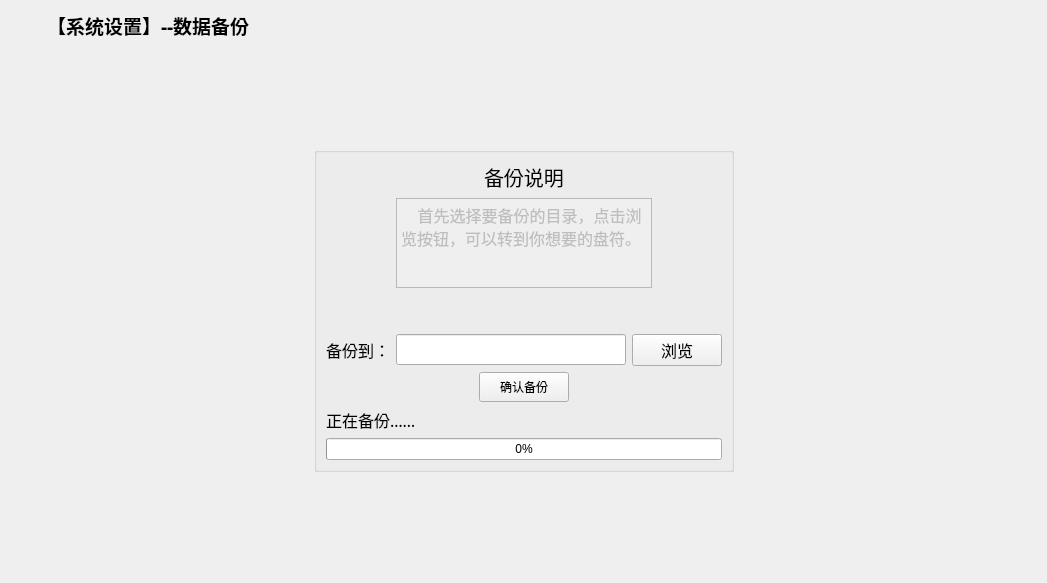
Yzyqoung/Qt-hotelSystem, file backupssql.ui: the form before one commit.
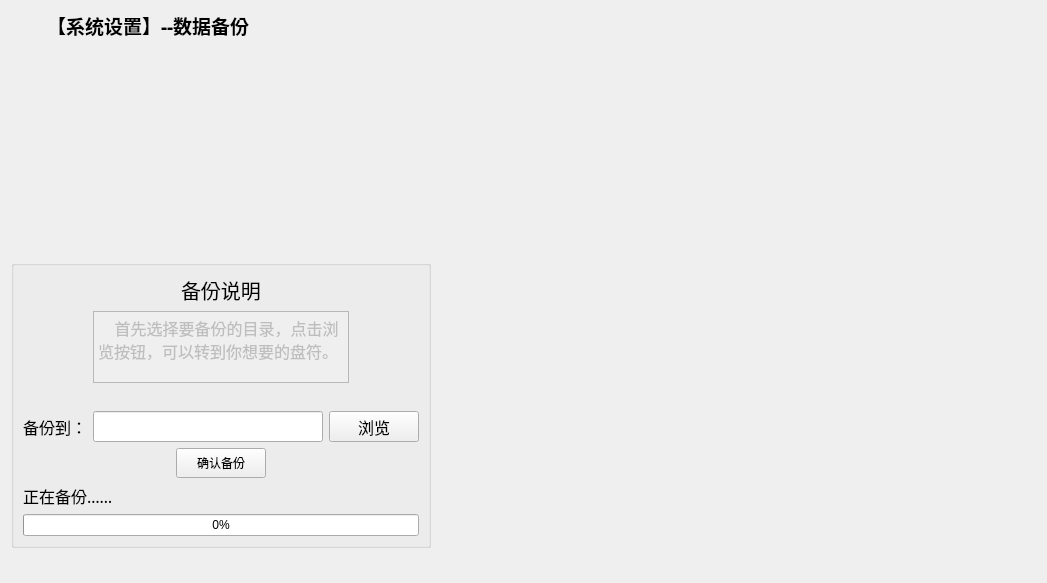
The form after the commit. Icons and pictures are not drawn.

The edit to the form file:
```diff
--- a/backupssql.ui
+++ b/backupssql.ui
@@ -122,9 +122,12 @@
          <property name="orientation">
           <enum>Qt::Horizontal</enum>
          </property>
+         <property name="sizeType">
+          <enum>QSizePolicy::Maximum</enum>
+         </property>
          <property name="sizeHint" stdset="0">
           <size>
-           <width>40</width>
+           <width>700</width>
            <height>20</height>
           </size>
          </property>
@@ -390,12 +393,12 @@
           <enum>Qt::Vertical</enum>
          </property>
          <property name="sizeType">
-          <enum>QSizePolicy::Expanding</enum>
+          <enum>QSizePolicy::Maximum</enum>
          </property>
          <property name="sizeHint" stdset="0">
           <size>
            <width>20</width>
-           <height>40</height>
+           <height>250</height>
           </size>
          </property>
         </spacer>
```
